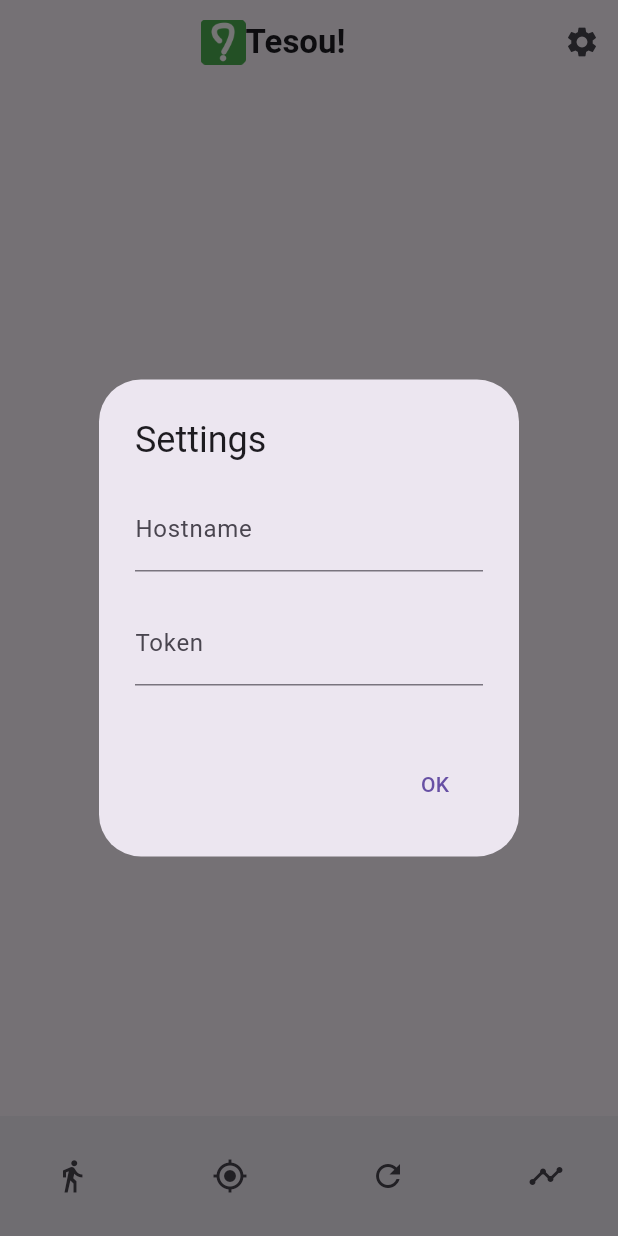
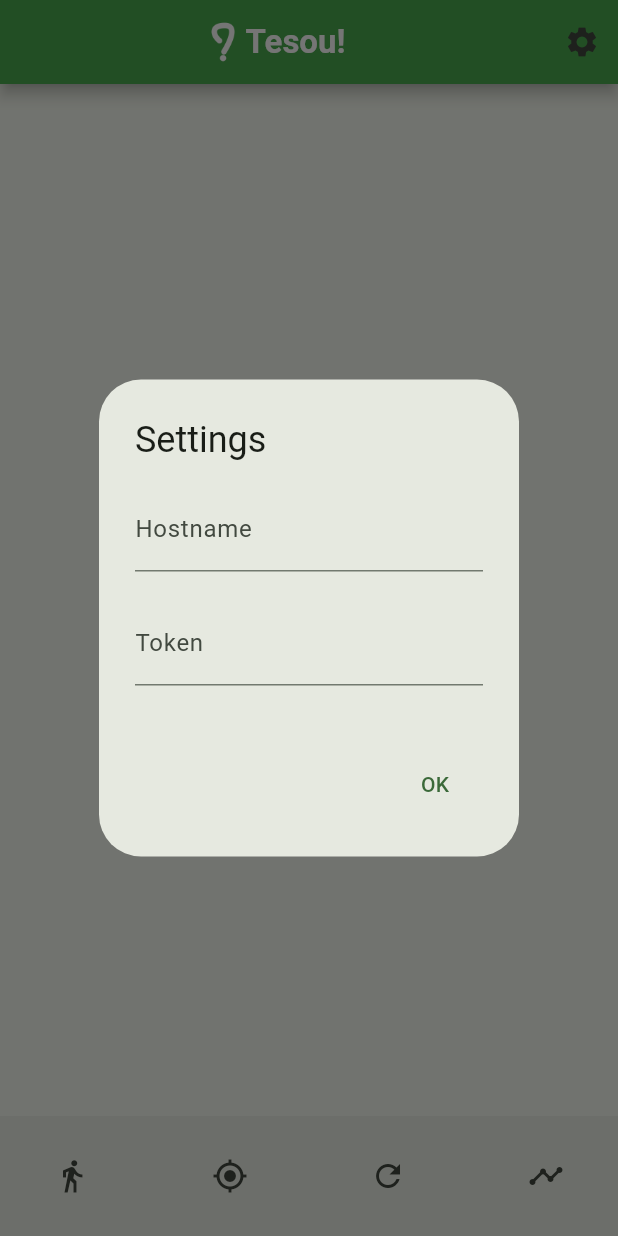
Before and after one commit to nicolaspernoud/tesou, a Flutter app: the screen it shows after launch, on a phone screen of 412 x 824 dp. Run offline on Flutter 3.47's test engine with Material 3 defaults, Android fonts, the phone set to English and light mode, and no system bars; our stand-ins replace equatable, file_picker, flutter_map, latlong2, permission_handler, shared_preferences; missing offline and left inert: dart:html, flutter_beep, flutter_foreground_task, geoxml.

Commit message:
fix: upgraded to material 3

```diff
--- a/frontend/lib/components/home.dart
+++ b/frontend/lib/components/home.dart
@@ -1,6 +1,5 @@
 import 'dart:async';
 import 'dart:convert';
-import 'dart:io';
 import 'package:flutter/foundation.dart' show kDebugMode, kIsWeb;
 import 'package:flutter/material.dart';
 import 'package:flutter_beep/flutter_beep.dart';
@@ -163,13 +162,14 @@ class HomeState extends State<Home>
             mainAxisAlignment: MainAxisAlignment.center,
             children: [
               Image.asset(
-                'assets/icon/icon.png',
+                'assets/icon/icon_foreground_big.png',
                 fit: BoxFit.contain,
                 height: 30,
               ),
               Text(
                 widget.title,
-                style: const TextStyle(fontWeight: FontWeight.bold),
+                style: const TextStyle(
+                    fontWeight: FontWeight.bold, color: Colors.white),
               )
             ],
           ),
--- a/frontend/lib/main.dart
+++ b/frontend/lib/main.dart
@@ -176,7 +176,15 @@ class MyAppState extends State<MyApp> {
   Widget build(BuildContext context) {
     return MaterialApp(
       title: 'Tesou!',
-      theme: ThemeData(primarySwatch: Colors.green),
+      theme: ThemeData(
+          colorScheme: ColorScheme.fromSeed(
+            seedColor: Colors.green,
+          ),
+          appBarTheme: AppBarTheme(
+            backgroundColor: Colors.green,
+            elevation: 4,
+            shadowColor: Theme.of(context).shadowColor,
+          )),
       home: WithForegroundTask(
           child: Home(
         key: _homeState,
--- a/frontend/pubspec.yaml
+++ b/frontend/pubspec.yaml
@@ -80,7 +80,7 @@ flutter:
 
   # To add assets to your application, add an assets section, like this:
   assets:
-    - "assets/icon/icon.png"
+    - "assets/icon/icon_foreground_big.png"
   #   - images/a_dot_ham.jpeg
   # An image asset can refer to one or more resolution-specific "variants", see
   # https://flutter.dev/assets-and-images/#resolution-aware.
```
Also changed, not shown: frontend/assets/icon/icon.svg, frontend/pubspec.lock, 1 other file.
